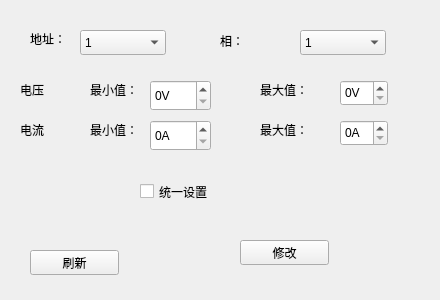
Above: LoadCabinet/input/in_set/in_setthresholdwid.ui from luozhiyong131/BusBar before the change. Below: the same form after it.
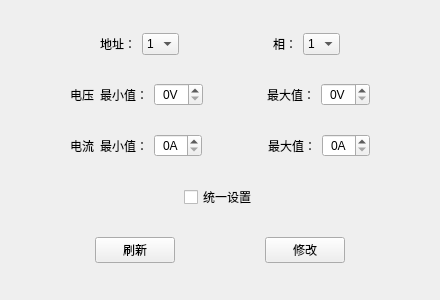
That is the form after the change.

```diff
--- a/LoadCabinet/input/in_set/in_setthresholdwid.ui
+++ b/LoadCabinet/input/in_set/in_setthresholdwid.ui
@@ -13,106 +13,70 @@
   <property name="windowTitle">
    <string>Form</string>
   </property>
-  <widget class="QSpinBox" name="volMaxBox">
-   <property name="geometry">
-    <rect>
-     <x>340</x>
-     <y>80</y>
-     <width>48</width>
-     <height>26</height>
-    </rect>
-   </property>
-   <property name="suffix">
-    <string>V</string>
-   </property>
-  </widget>
-  <widget class="QPushButton" name="updateBtn">
-   <property name="geometry">
-    <rect>
-     <x>30</x>
-     <y>250</y>
-     <width>89</width>
-     <height>25</height>
-    </rect>
-   </property>
-   <property name="text">
-    <string>刷新</string>
-   </property>
-  </widget>
+  <layout class="QVBoxLayout" name="verticalLayout">
+   <item>
+    <layout class="QHBoxLayout" name="horizontalLayout">
+     <item>
+      <spacer name="horizontalSpacer_6">
+       <property name="orientation">
+        <enum>Qt::Horizontal</enum>
+       </property>
+       <property name="sizeHint" stdset="0">
+        <size>
+         <width>40</width>
+         <height>20</height>
+        </size>
+       </property>
+      </spacer>
+     </item>
+     <item>
   <widget class="QLabel" name="label">
-   <property name="geometry">
-    <rect>
-     <x>30</x>
-     <y>30</y>
-     <width>51</width>
-     <height>17</height>
-    </rect>
-   </property>
    <property name="text">
     <string>地址：</string>
    </property>
   </widget>
-  <widget class="QLabel" name="label_3">
-   <property name="geometry">
-    <rect>
-     <x>260</x>
-     <y>80</y>
-     <width>81</width>
-     <height>20</height>
-    </rect>
-   </property>
+     </item>
+     <item>
+      <widget class="QComboBox" name="addrBox">
+       <item>
+        <property name="text">
+         <string>1</string>
+        </property>
+       </item>
+       <item>
    <property name="text">
-    <string>最大值：</string>
-   </property>
-  </widget>
-  <widget class="QPushButton" name="setBtn">
-   <property name="geometry">
-    <rect>
-     <x>240</x>
-     <y>240</y>
-     <width>89</width>
-     <height>25</height>
-    </rect>
-   </property>
+         <string>2</string>
+        </property>
+       </item>
+       <item>
    <property name="text">
-    <string>修改</string>
-   </property>
-  </widget>
-  <widget class="QLabel" name="label_4">
-   <property name="geometry">
-    <rect>
-     <x>90</x>
-     <y>80</y>
-     <width>61</width>
+         <string>3</string>
+        </property>
+       </item>
+      </widget>
+     </item>
+     <item>
+      <spacer name="horizontalSpacer_7">
+       <property name="orientation">
+        <enum>Qt::Horizontal</enum>
+       </property>
+       <property name="sizeHint" stdset="0">
+        <size>
+         <width>40</width>
      <height>20</height>
-    </rect>
-   </property>
-   <property name="text">
-    <string>最小值：</string>
-   </property>
-  </widget>
+        </size>
+       </property>
+      </spacer>
+     </item>
+     <item>
   <widget class="QLabel" name="label_2">
-   <property name="geometry">
-    <rect>
-     <x>220</x>
-     <y>30</y>
-     <width>41</width>
-     <height>21</height>
-    </rect>
-   </property>
    <property name="text">
     <string>相：</string>
    </property>
   </widget>
+     </item>
+     <item>
   <widget class="QComboBox" name="lineBox">
-   <property name="geometry">
-    <rect>
-     <x>300</x>
-     <y>30</y>
-     <width>86</width>
-     <height>25</height>
-    </rect>
-   </property>
    <item>
     <property name="text">
      <string>1</string>
@@ -154,141 +118,291 @@
     </property>
    </item>
   </widget>
-  <widget class="QCheckBox" name="checkBox">
-   <property name="geometry">
-    <rect>
-     <x>140</x>
-     <y>180</y>
-     <width>92</width>
-     <height>23</height>
-    </rect>
-   </property>
-   <property name="text">
-    <string>统一设置</string>
-   </property>
-  </widget>
-  <widget class="QSpinBox" name="volMinBox">
-   <property name="geometry">
-    <rect>
-     <x>150</x>
-     <y>80</y>
-     <width>61</width>
-     <height>31</height>
-    </rect>
-   </property>
-   <property name="suffix">
-    <string>V</string>
-   </property>
-   <property name="prefix">
-    <string/>
-   </property>
-  </widget>
-  <widget class="QComboBox" name="addrBox">
-   <property name="geometry">
-    <rect>
-     <x>80</x>
-     <y>30</y>
-     <width>86</width>
-     <height>25</height>
-    </rect>
-   </property>
-   <item>
-    <property name="text">
-     <string>1</string>
-    </property>
    </item>
    <item>
-    <property name="text">
-     <string>2</string>
-    </property>
-   </item>
+      <spacer name="horizontalSpacer_8">
+       <property name="orientation">
+        <enum>Qt::Horizontal</enum>
+       </property>
+       <property name="sizeHint" stdset="0">
+        <size>
+         <width>40</width>
+         <height>20</height>
+        </size>
+       </property>
+      </spacer>
+     </item>
+    </layout>
+   </item>
    <item>
-    <property name="text">
-     <string>3</string>
-    </property>
-   </item>
-  </widget>
+    <layout class="QHBoxLayout" name="horizontalLayout_2">
+     <item>
+      <spacer name="horizontalSpacer_9">
+       <property name="orientation">
+        <enum>Qt::Horizontal</enum>
+       </property>
+       <property name="sizeHint" stdset="0">
+        <size>
+         <width>40</width>
+         <height>20</height>
+        </size>
+       </property>
+      </spacer>
+     </item>
+     <item>
   <widget class="QLabel" name="label_5">
-   <property name="geometry">
-    <rect>
-     <x>20</x>
-     <y>80</y>
-     <width>61</width>
-     <height>20</height>
-    </rect>
-   </property>
    <property name="text">
     <string>电压</string>
    </property>
   </widget>
-  <widget class="QSpinBox" name="curMaxBox">
-   <property name="geometry">
-    <rect>
-     <x>340</x>
-     <y>120</y>
-     <width>48</width>
-     <height>26</height>
-    </rect>
-   </property>
+     </item>
+     <item>
+      <widget class="QLabel" name="label_4">
+       <property name="text">
+        <string>最小值：</string>
+       </property>
+      </widget>
+     </item>
+     <item>
+      <widget class="QSpinBox" name="volMinBox">
+       <property name="alignment">
+        <set>Qt::AlignCenter</set>
+       </property>
    <property name="suffix">
-    <string>A</string>
-   </property>
-  </widget>
+        <string>V</string>
+       </property>
+       <property name="prefix">
+        <string/>
+       </property>
+      </widget>
+     </item>
+     <item>
+      <spacer name="horizontalSpacer_10">
+       <property name="orientation">
+        <enum>Qt::Horizontal</enum>
+       </property>
+       <property name="sizeHint" stdset="0">
+        <size>
+         <width>40</width>
+         <height>20</height>
+        </size>
+       </property>
+      </spacer>
+     </item>
+     <item>
+      <widget class="QLabel" name="label_3">
+       <property name="text">
+        <string>最大值：</string>
+       </property>
+      </widget>
+     </item>
+     <item>
+      <widget class="QSpinBox" name="volMaxBox">
+       <property name="alignment">
+        <set>Qt::AlignCenter</set>
+       </property>
+       <property name="suffix">
+        <string>V</string>
+       </property>
+      </widget>
+     </item>
+     <item>
+      <spacer name="horizontalSpacer_11">
+       <property name="orientation">
+        <enum>Qt::Horizontal</enum>
+       </property>
+       <property name="sizeHint" stdset="0">
+        <size>
+         <width>40</width>
+         <height>20</height>
+        </size>
+       </property>
+      </spacer>
+     </item>
+    </layout>
+   </item>
+   <item>
+    <layout class="QHBoxLayout" name="horizontalLayout_3">
+     <item>
+      <spacer name="horizontalSpacer_12">
+       <property name="orientation">
+        <enum>Qt::Horizontal</enum>
+       </property>
+       <property name="sizeHint" stdset="0">
+        <size>
+         <width>40</width>
+         <height>20</height>
+        </size>
+       </property>
+      </spacer>
+     </item>
+     <item>
   <widget class="QLabel" name="label_6">
-   <property name="geometry">
-    <rect>
-     <x>20</x>
-     <y>120</y>
-     <width>61</width>
-     <height>20</height>
-    </rect>
-   </property>
    <property name="text">
     <string>电流</string>
    </property>
   </widget>
-  <widget class="QLabel" name="label_7">
-   <property name="geometry">
-    <rect>
-     <x>260</x>
-     <y>120</y>
-     <width>81</width>
-     <height>20</height>
-    </rect>
-   </property>
-   <property name="text">
-    <string>最大值：</string>
-   </property>
-  </widget>
-  <widget class="QSpinBox" name="curMinBox">
-   <property name="geometry">
-    <rect>
-     <x>150</x>
-     <y>120</y>
-     <width>61</width>
-     <height>31</height>
-    </rect>
-   </property>
-   <property name="suffix">
-    <string>A</string>
-   </property>
-   <property name="prefix">
-    <string/>
-   </property>
-  </widget>
+     </item>
+     <item>
   <widget class="QLabel" name="label_8">
-   <property name="geometry">
-    <rect>
-     <x>90</x>
-     <y>120</y>
-     <width>61</width>
-     <height>20</height>
-    </rect>
-   </property>
    <property name="text">
     <string>最小值：</string>
    </property>
   </widget>
+     </item>
+     <item>
+      <widget class="QSpinBox" name="curMinBox">
+       <property name="alignment">
+        <set>Qt::AlignCenter</set>
+       </property>
+       <property name="suffix">
+        <string>A</string>
+       </property>
+       <property name="prefix">
+        <string/>
+       </property>
+      </widget>
+     </item>
+     <item>
+      <spacer name="horizontalSpacer_13">
+       <property name="orientation">
+        <enum>Qt::Horizontal</enum>
+       </property>
+       <property name="sizeHint" stdset="0">
+        <size>
+         <width>40</width>
+         <height>20</height>
+        </size>
+       </property>
+      </spacer>
+     </item>
+     <item>
+      <widget class="QLabel" name="label_7">
+       <property name="text">
+        <string>最大值：</string>
+       </property>
+      </widget>
+     </item>
+     <item>
+      <widget class="QSpinBox" name="curMaxBox">
+       <property name="alignment">
+        <set>Qt::AlignCenter</set>
+       </property>
+       <property name="suffix">
+        <string>A</string>
+       </property>
+      </widget>
+     </item>
+     <item>
+      <spacer name="horizontalSpacer_14">
+       <property name="orientation">
+        <enum>Qt::Horizontal</enum>
+       </property>
+       <property name="sizeHint" stdset="0">
+        <size>
+         <width>40</width>
+         <height>20</height>
+        </size>
+       </property>
+      </spacer>
+     </item>
+    </layout>
+   </item>
+   <item>
+    <layout class="QHBoxLayout" name="horizontalLayout_4">
+     <item>
+      <spacer name="horizontalSpacer">
+       <property name="orientation">
+        <enum>Qt::Horizontal</enum>
+       </property>
+       <property name="sizeHint" stdset="0">
+        <size>
+         <width>40</width>
+         <height>20</height>
+        </size>
+       </property>
+      </spacer>
+     </item>
+     <item>
+      <widget class="QCheckBox" name="checkBox">
+       <property name="text">
+        <string>统一设置</string>
+       </property>
+      </widget>
+     </item>
+     <item>
+      <spacer name="horizontalSpacer_2">
+       <property name="orientation">
+        <enum>Qt::Horizontal</enum>
+       </property>
+       <property name="sizeHint" stdset="0">
+        <size>
+         <width>40</width>
+         <height>20</height>
+        </size>
+       </property>
+      </spacer>
+     </item>
+    </layout>
+   </item>
+   <item>
+    <layout class="QHBoxLayout" name="horizontalLayout_5">
+     <item>
+      <spacer name="horizontalSpacer_3">
+       <property name="orientation">
+        <enum>Qt::Horizontal</enum>
+       </property>
+       <property name="sizeHint" stdset="0">
+        <size>
+         <width>40</width>
+         <height>20</height>
+        </size>
+       </property>
+      </spacer>
+     </item>
+     <item>
+      <widget class="QPushButton" name="updateBtn">
+       <property name="text">
+        <string>刷新</string>
+       </property>
+      </widget>
+     </item>
+     <item>
+      <spacer name="horizontalSpacer_4">
+       <property name="orientation">
+        <enum>Qt::Horizontal</enum>
+       </property>
+       <property name="sizeHint" stdset="0">
+        <size>
+         <width>40</width>
+         <height>20</height>
+        </size>
+       </property>
+      </spacer>
+     </item>
+     <item>
+      <widget class="QPushButton" name="setBtn">
+       <property name="text">
+        <string>修改</string>
+       </property>
+      </widget>
+     </item>
+     <item>
+      <spacer name="horizontalSpacer_5">
+       <property name="orientation">
+        <enum>Qt::Horizontal</enum>
+       </property>
+       <property name="sizeHint" stdset="0">
+        <size>
+         <width>40</width>
+         <height>20</height>
+        </size>
+       </property>
+      </spacer>
+     </item>
+    </layout>
+   </item>
+  </layout>
  </widget>
  <resources/>
  <connections/>
```
Lines whose indentation alone changed are shown as unchanged.
